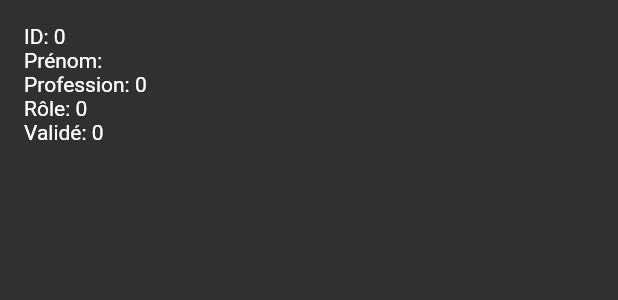
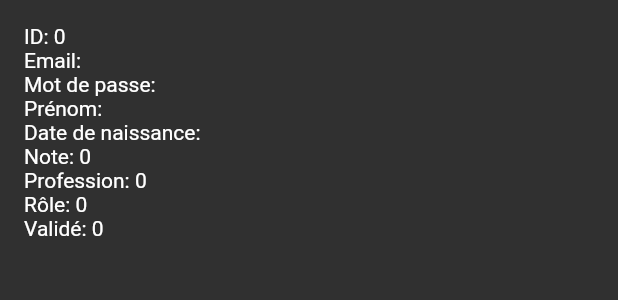
Before and after one commit to bingchillin/Personal-Services-App-3MOC, a Flutter app: the UserDetailsWidget widget shown alone on an empty page, opened directly with empty values, on a phone screen of 412 x 824 dp. Shown: the top 300 px of the screen. Run offline on Flutter 3.47's test engine with Material 2 defaults, Android fonts, the phone set to English and light mode, and no system bars; network calls fail.

Commit message:
Added new fields to details

```diff
--- a/Flutter/lib/pages/details_user.dart
+++ b/Flutter/lib/pages/details_user.dart
@@ -16,7 +16,11 @@ class UserDetailsWidget extends StatelessWidget {
           crossAxisAlignment: CrossAxisAlignment.start,
           children: [
             Text('ID: ${user.id}'),
+            Text('Email: ${user.email}'),
+            Text('Mot de passe: ${user.password}'),
             Text('Prénom: ${user.firstname}'),
+            Text('Date de naissance: ${user.birthdate}'),
+            Text('Note: ${user.note}'),
             Text('Profession: ${user.profession}'),
             Text('Rôle: ${user.role}'),
             Text('Validé: ${user.validated}'),
```
